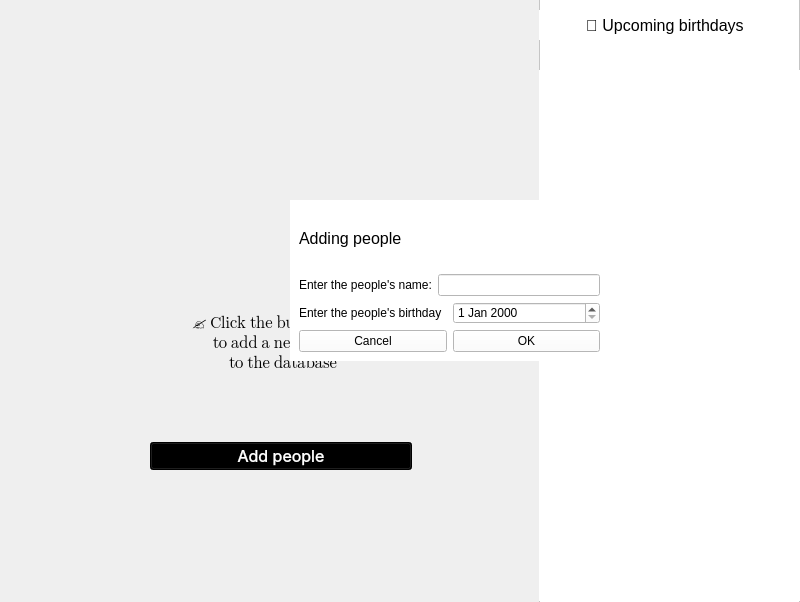
This is Brithday-App/mainwindow.ui in SerhiyTo/Birthday-App as Qt 5 draws it before an edit. The edited form follows.
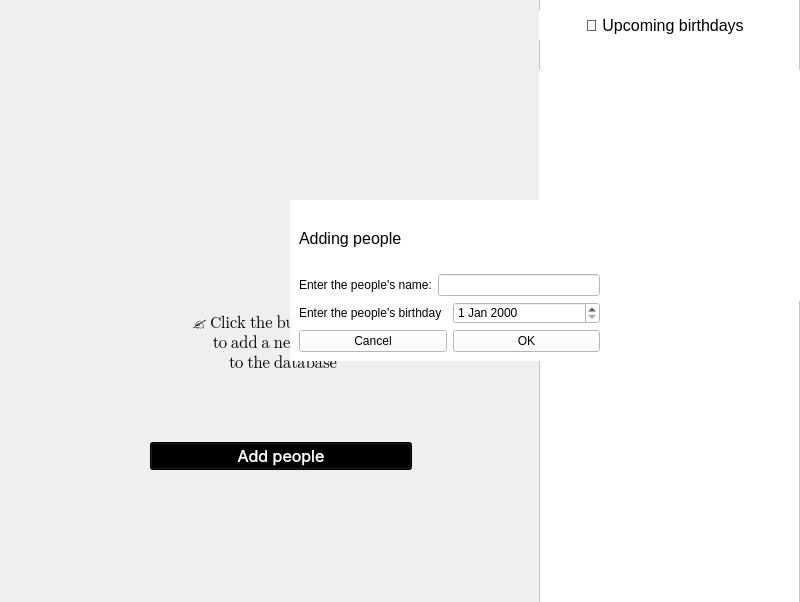
This is the edited form. Icons and pictures are not drawn.

Commit message: fixed close event list

Diff of the .ui file:
```diff
--- a/Brithday-App/mainwindow.ui
+++ b/Brithday-App/mainwindow.ui
@@ -243,7 +243,7 @@
        <x>0</x>
        <y>80</y>
        <width>261</width>
-       <height>531</height>
+       <height>231</height>
       </rect>
      </property>
      <layout class="QVBoxLayout" name="laForData"/>
```
The commit also changes 1 other file.
